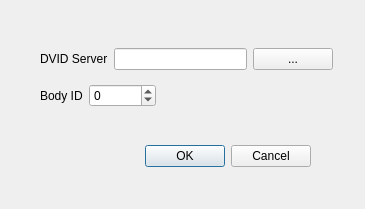
janelia-flyem/NeuTu, file neurolabi/gui/zflyemnewbodysplitprojectdialog.ui: the form before one commit.
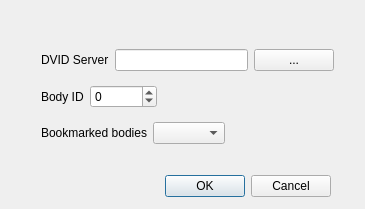
The form after the commit.

Patch:
```diff
--- a/neurolabi/gui/zflyemnewbodysplitprojectdialog.ui
+++ b/neurolabi/gui/zflyemnewbodysplitprojectdialog.ui
@@ -16,8 +16,8 @@
   <widget class="QDialogButtonBox" name="buttonBox">
    <property name="geometry">
     <rect>
-     <x>130</x>
-     <y>140</y>
+     <x>150</x>
+     <y>170</y>
      <width>181</width>
      <height>32</height>
     </rect>
@@ -29,13 +29,13 @@
     <set>QDialogButtonBox::Cancel|QDialogButtonBox::Ok</set>
    </property>
   </widget>
-  <widget class="QWidget" name="layoutWidget">
+  <widget class="QWidget" name="">
    <property name="geometry">
     <rect>
-     <x>40</x>
-     <y>40</y>
+     <x>41</x>
+     <y>41</y>
      <width>293</width>
-     <height>75</height>
+     <height>111</height>
     </rect>
    </property>
    <layout class="QVBoxLayout" name="verticalLayout">
@@ -106,6 +106,33 @@
       </item>
      </layout>
     </item>
+    <item>
+     <layout class="QHBoxLayout" name="horizontalLayout_5">
+      <item>
+       <widget class="QLabel" name="bodyTextLabel">
+        <property name="text">
+         <string>Bookmarked bodies</string>
+        </property>
+       </widget>
+      </item>
+      <item>
+       <widget class="QComboBox" name="bodyIdComboBox"/>
+      </item>
+      <item>
+       <spacer name="horizontalSpacer_2">
+        <property name="orientation">
+         <enum>Qt::Horizontal</enum>
+        </property>
+        <property name="sizeHint" stdset="0">
+         <size>
+          <width>40</width>
+          <height>20</height>
+         </size>
+        </property>
+       </spacer>
+      </item>
+     </layout>
+    </item>
    </layout>
   </widget>
  </widget>
```
